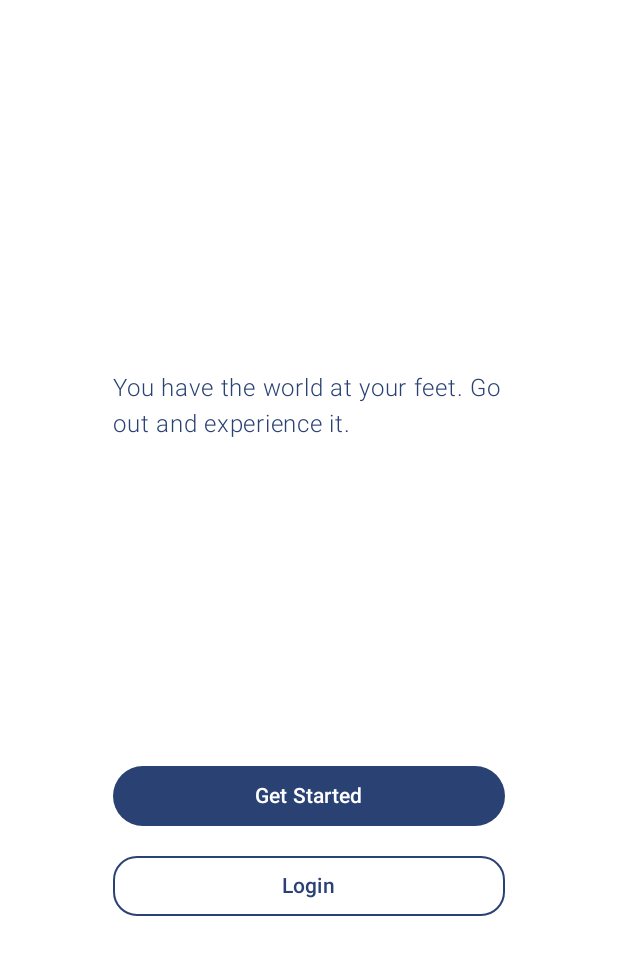
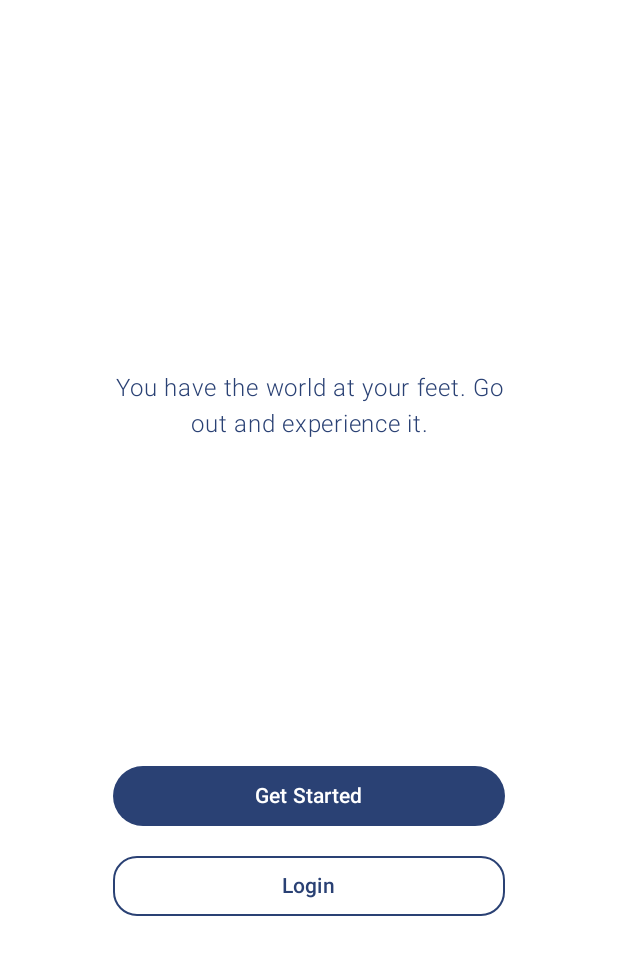
Before and after one commit to steveng85/AppDevelopment, an Android app built with Jetpack Compose: the screen it shows after launch (MainActivity), on a phone screen of 412 x 824 dp, the part 98-1073 px from its top. Run offline under Robolectric (Android 15) with nearby library versions, the phone set to English and light mode, and no system bars; our stand-ins replace Dagger/Hilt's generated code, Firebase (no records; nobody signed in at launch, a user with empty details on screens opened directly); libraries missing offline, so code that uses them is left out: androidx.camera.core, androidx.camera.lifecycle, androidx.camera.view.

Commit message:
Fixed text in WelcomeScreen.kt

```diff
--- a/app/src/main/java/com/example/appdevelopment/ui/screens/welcomeView/WelcomeScreen.kt
+++ b/app/src/main/java/com/example/appdevelopment/ui/screens/welcomeView/WelcomeScreen.kt
@@ -31,6 +31,7 @@ import androidx.compose.material3.Text
 import androidx.compose.ui.draw.scale
 import androidx.compose.ui.graphics.ColorFilter
 import androidx.compose.ui.res.painterResource
+import androidx.compose.ui.text.style.TextAlign
 import androidx.compose.ui.text.style.TextOverflow
 
 @ExperimentalMaterial3Api
@@ -121,13 +122,15 @@ fun WelcomeTitle() {
 fun WelcomeText() {
     Column(
         modifier = Modifier.padding(top = 300.dp),
+        horizontalAlignment = Alignment.CenterHorizontally
 
         ) {
         Text(
             text = "You have the world at your feet. Go out and experience it.",
             color = MaterialTheme.colorScheme.primary,
             fontSize = MaterialTheme.typography.bodyLarge.fontSize,
-            fontWeight = FontWeight.Light
+            fontWeight = FontWeight.Light,
+            textAlign = TextAlign.Center
         )
     }
 }
```
